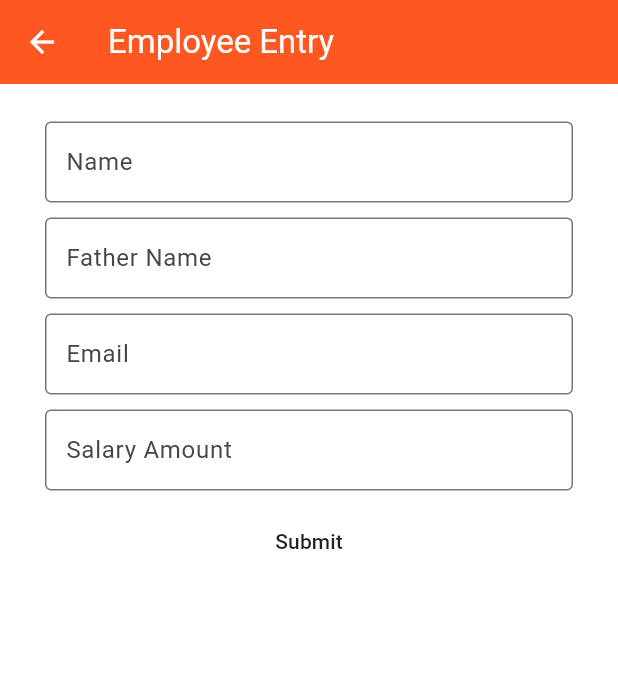
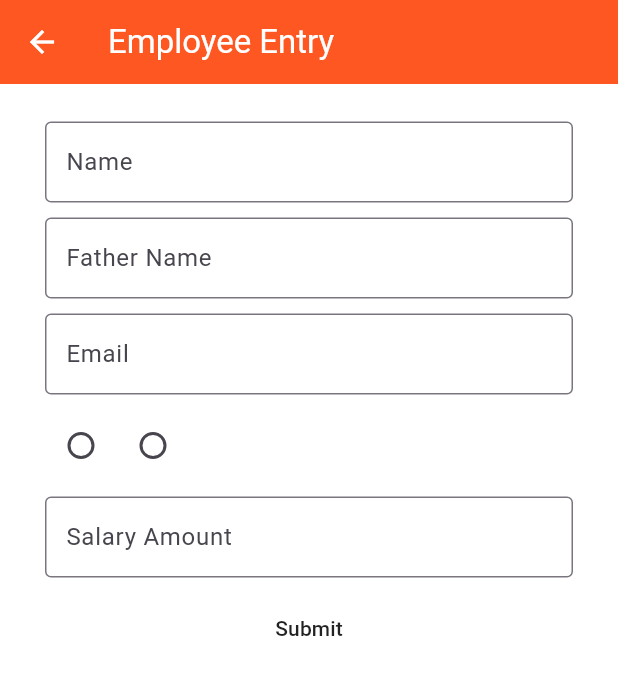
Before and after one commit to SenDevCk/myfirstflutterpro, a Flutter app: the EmployeeEntry screen opened directly, on a phone screen of 412 x 824 dp. Shown: the top 675 px of the screen. Run offline on Flutter 3.47's test engine with Material 3 defaults, Android fonts, the phone set to English and light mode, and no system bars; drawn by our look-alikes of reactive_forms; our stand-ins replace get, permission_handler, sqflite; accounts and stored records are empty.

Commit message:
employee entry work

```diff
--- a/lib/activity/employee.dart
+++ b/lib/activity/employee.dart
@@ -1,6 +1,7 @@
 
 
 import 'dart:developer';
+import 'dart:math';
 
 import 'package:flutter/cupertino.dart';
 import 'package:flutter/material.dart';
@@ -97,17 +98,25 @@ class _EmployeeEntryState extends State<EmployeeEntry> {
                      },
                    )
           ),
+          Padding(
+              padding: EdgeInsets.only(left: 15,top: 10,right: 15,bottom: 0),
+              child: Row(
+                children: <Widget>[
+                   ReactiveRadio(
+                       value: 'M',
+                     formControlName: 'gender',
+                     autofocus: true,
+                     onChanged: (control) => {
+
+                     },
+                   ),
+                  ReactiveRadio(value: 'F',
+                    formControlName: 'gender',)
+                ],
+              )
+          ),
 
 
-            /* Expanded(child:
-                 Row(
-                   children: [
-                     Text("gender", style: TextStyle(color: Colors.white)),
-                     ReactiveRadio(value: 'M',formControlName: 'gender'),
-                     ReactiveRadio(value: 'F',formControlName: 'gender',)
-                   ],
-                 )
-             ),*/
              Padding(
                  padding: EdgeInsets.only(
                      left: 15, top: 10, right: 15, bottom: 0),
@@ -124,7 +133,6 @@ class _EmployeeEntryState extends State<EmployeeEntry> {
                      'min':(error)=>'Min amount 1000 !'
                    },
                  )
-
              ),
              Padding(
                  padding: EdgeInsets.only(
@@ -136,7 +144,7 @@ class _EmployeeEntryState extends State<EmployeeEntry> {
                       content: Text("Please Provide write data"),
                     ))
                  }else{
-                     log('$form.value')
+                     //log('$form.value')
                   }
                },
                child: Text('Submit'),
```
